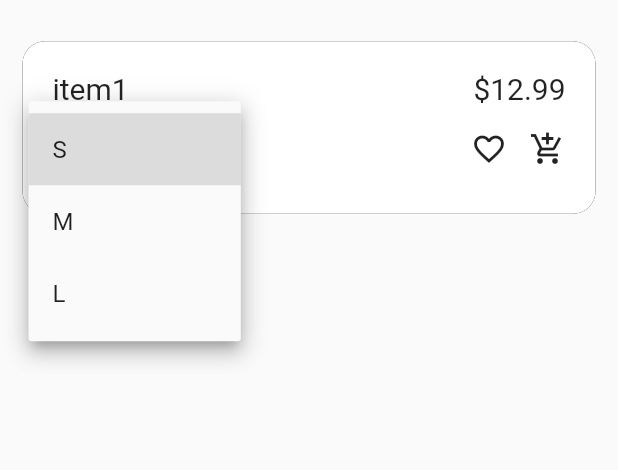
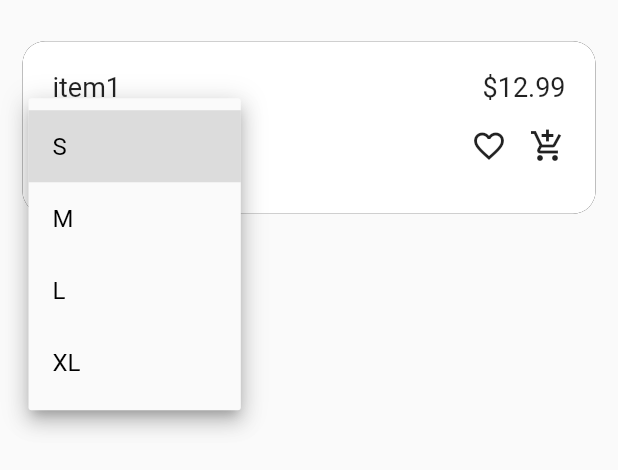
Before and after one commit to George47/Genius, a Flutter app: the AddToCartBottom widget shown alone on an empty page, opened directly, after a tap on "Select Size", on a phone screen of 412 x 824 dp. Shown: the top 470 px of the screen. Run offline on Flutter 3.47's test engine with Material 2 defaults, Android fonts, the phone set to English and light mode, and no system bars.

Commit message:
product size model and obtain selected size

```diff
--- /dev/null
+++ b/lib/models/product_size.dart
@@ -0,0 +1,5 @@
+class Size {
+  final String size;
+
+  const Size(this.size);
+}
--- a/lib/pages/add_to_cart_bottom.dart
+++ b/lib/pages/add_to_cart_bottom.dart
@@ -1,4 +1,5 @@
 import 'package:flutter/material.dart';
+import 'package:Genius/models/product_size.dart';
 
 class AddToCartBottom extends StatefulWidget {
   // @override
@@ -36,11 +37,11 @@ class _AddToCartBottomState extends State<AddToCartBottom> {
                   children: <Widget>[
                     Container(
                       padding: const EdgeInsets.only(left: 20, top: 20, bottom: 5,),
-                      child: Text("item1", style: TextStyle(fontSize: 20,),),
+                      child: Text("item1", style: TextStyle(fontSize: 18,),),
                     ),
                     Container(
                       padding: const EdgeInsets.only(right: 20, top: 20, bottom: 5,),
-                      child: Text("\$12.99", style: TextStyle(fontSize: 20,),),
+                      child: Text("\$12.99", style: TextStyle(fontSize: 18,),),
                     ),
                   ],
                 ),
@@ -94,23 +95,56 @@ class DecoratedTextField extends StatelessWidget {
   }
 }
 
-class SizeSelectBox extends StatelessWidget {
+class SizeSelectBox extends StatefulWidget {
+  @override
+  _SizeSelectBoxState createState() => _SizeSelectBoxState();
+}
+
+class _SizeSelectBoxState extends State<SizeSelectBox> {
+  Size selectedSize;
+  List<Size> sizes = <Size>[const Size('S'), const Size('M'), const Size('L'), const Size('XL')];
+
   @override
   Widget build(BuildContext context) {
-    return new DropdownButton<String>(
+    return new DropdownButton<Size>(
       hint: Text("Select Size"),
-      items: <String>['S', 'M', 'L'].map((String value) {
-        return new DropdownMenuItem<String>(
-          value: value,
-          child: new Text(value),
+      value: selectedSize,
+      items: sizes.map((Size size) {
+        return new DropdownMenuItem<Size>(
+          value: size,
+          child: new Text(
+            size.size,
+            style: new TextStyle(color: Colors.black),
+          ),
         );
       }).toList(),
-      onChanged: (size) {
-        print("selected " + size);
+      onChanged: (Size newValue) {
+        setState(() {
+          selectedSize = newValue;
+        });
       },
     );
   }
 }
+
+// class SizeSelectBox extends StatelessWidget {
+//   @override
+//   Widget build(BuildContext context) {
+//     return new DropdownButton<String>(
+//       hint: Text("Select Size"),
+//       items: <String>['S', 'M', 'L'].map((String value) {
+//         return new DropdownMenuItem<String>(
+//           value: value,
+//           child: new Text(value),
+//         );
+//       }).toList(),
+//       onChanged: (size) {
+//         print("selected " + size);
+//       },
+//     );
+//   }
+// }
+
 
 class SheetButton extends StatefulWidget {
   @override
```
